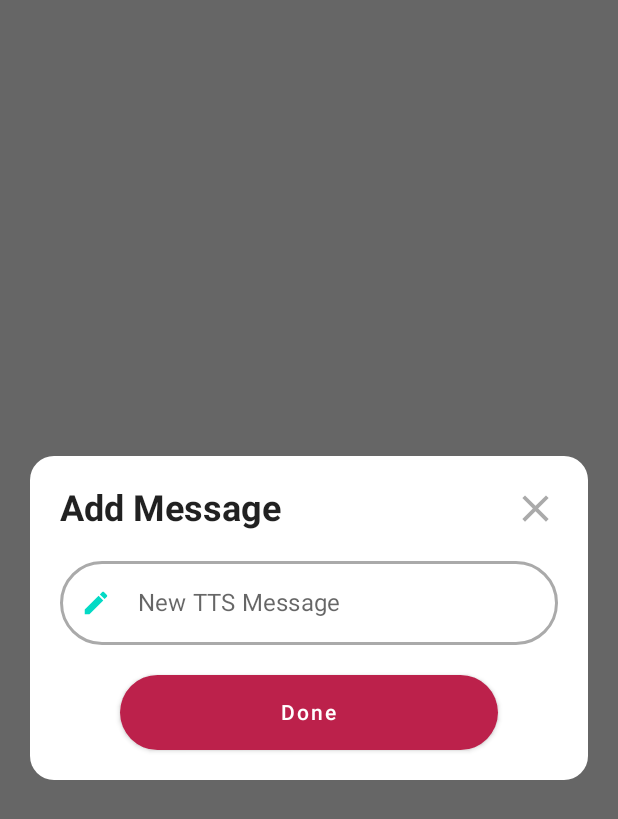
After one commit to danielbWork/TTSList, an Android app built with Jetpack Compose: the composable AddMessageDialog shown on its own in the app's theme, on a phone screen of 412 x 824 dp. The commit adds this screen. Shown: the top 819 px of the screen. Run offline under Robolectric (Android 15) with nearby library versions, the phone set to English and light mode, and no system bars.

Commit message:
Added Message Adding

```diff
--- a/app/build.gradle
+++ b/app/build.gradle
@@ -56,6 +56,7 @@ dependencies {
     implementation 'androidx.lifecycle:lifecycle-viewmodel-ktx:2.5.1'
     implementation 'androidx.activity:activity-compose:1.6.1'
     implementation "androidx.lifecycle:lifecycle-viewmodel-compose:2.5.1"
+    implementation "androidx.compose.runtime:runtime-livedata:$compose_ui_version"
 
 
     testImplementation 'junit:junit:4.13.2'
--- a/app/src/main/java/com/compose/ttslist/TTSViewModel.kt
+++ b/app/src/main/java/com/compose/ttslist/TTSViewModel.kt
@@ -2,8 +2,10 @@ package com.compose.ttslist
 
 import android.content.Context
 import android.speech.tts.TextToSpeech
+import androidx.compose.runtime.MutableState
 import androidx.compose.runtime.mutableStateOf
 import androidx.compose.runtime.remember
+import androidx.compose.runtime.toMutableStateList
 import androidx.compose.ui.text.input.TextFieldValue
 import androidx.lifecycle.ViewModel
 import java.util.Locale
@@ -12,6 +14,12 @@ import java.util.Locale
  * View model handling all the tts stuff
  */
 class TTSViewModel: ViewModel() {
+
+	val textState = mutableStateOf(TextFieldValue(""))
+	val textList = mutableListOf("a", "sadnjisdansjad asmkdasd asmidomsado sdad",
+			"bob says hi").toMutableStateList()
+
+	val isAddDialogOpen = mutableStateOf(false)
 
 	private  var  textToSpeech:TextToSpeech? = null
 
--- /dev/null
+++ b/app/src/main/java/com/compose/ttslist/dialogs/AddMessageDialog.kt
@@ -0,0 +1,101 @@
+package com.compose.ttslist.dialogs
+
+import android.R
+import androidx.compose.foundation.*
+import androidx.compose.foundation.layout.*
+import androidx.compose.foundation.shape.RoundedCornerShape
+import androidx.compose.foundation.text.KeyboardOptions
+import androidx.compose.material.*
+import androidx.compose.material.icons.Icons
+import androidx.compose.material.icons.filled.Edit
+import androidx.compose.runtime.Composable
+import androidx.compose.runtime.mutableStateOf
+import androidx.compose.runtime.remember
+import androidx.compose.ui.text.input.TextFieldValue
+import androidx.compose.runtime.*
+import androidx.compose.ui.ExperimentalComposeUiApi
+import androidx.compose.ui.Modifier
+import androidx.compose.ui.focus.FocusRequester
+import androidx.compose.ui.focus.focusRequester
+import androidx.compose.ui.graphics.Color
+import androidx.compose.ui.res.colorResource
+import androidx.compose.ui.text.input.KeyboardCapitalization
+import androidx.compose.ui.text.input.KeyboardType
+import androidx.compose.ui.unit.dp
+import com.compose.ttslist.TTSViewModel
+import kotlinx.coroutines.delay
+
+/**
+ * Dialog asking user for name to add a task
+ * @param isDialogOpen Flag marking if te dialog is open or closed
+ * @param task Used to mark that user is adding a subtask
+ */
+@OptIn(ExperimentalComposeUiApi::class)
+@Composable
+fun AddMessageDialog(
+		ttsViewModel: TTSViewModel
+) {
+	var newMessage by remember { mutableStateOf(TextFieldValue("")) }
+
+	BaseDialog(title = "Add Message",ttsViewModel.isAddDialogOpen, onSubmit = {
+		if (newMessage.text.trim().isNotEmpty()) {
+
+			ttsViewModel.textList.add(newMessage.text.trim())
+		}
+	}, submitText = "Done") {
+
+		// Used to have the TextField be focused when dialog is opned
+		val focusRequester = remember { FocusRequester() }
+
+		LaunchedEffect(key1 = Unit) {
+			delay(200)
+			focusRequester.requestFocus()
+		}
+
+		TextField(
+				value = newMessage,
+				onValueChange = {
+					newMessage = it
+				},
+				modifier = Modifier
+						.fillMaxWidth()
+						.border(
+								BorderStroke(
+										width = 2.dp,
+										color = colorResource(
+												id = R.color.darker_gray
+										)
+								),
+								shape = RoundedCornerShape(50)
+						)
+						.verticalScroll(state = rememberScrollState(), enabled = true)
+						.heightIn(
+								min = 50.dp,
+								max = 100.dp
+						)
+						.focusRequester(focusRequester)
+						.wrapContentHeight(),
+				colors = TextFieldDefaults.textFieldColors(
+						backgroundColor = Color.Transparent,
+						focusedIndicatorColor = Color.Transparent,
+						unfocusedIndicatorColor = Color.Transparent
+				),
+				keyboardOptions = KeyboardOptions(
+						keyboardType = KeyboardType.Text,
+						capitalization = KeyboardCapitalization.Sentences
+				),
+				placeholder = { Text(text = "New TTS Message") },
+				leadingIcon = {
+					Icon(
+							imageVector = Icons.Filled.Edit,
+							contentDescription = "Edit icon",
+							tint = MaterialTheme.colors.secondary,
+							modifier = Modifier
+									.width(20.dp)
+									.height(20.dp)
+					)
+				},
+
+				)
+	}
+}
--- /dev/null
+++ b/app/src/main/java/com/compose/ttslist/dialogs/BaseDailog.kt
@@ -0,0 +1,133 @@
+package com.compose.ttslist.dialogs
+
+import android.R
+import androidx.compose.foundation.clickable
+import androidx.compose.foundation.layout.*
+import androidx.compose.foundation.shape.RoundedCornerShape
+import androidx.compose.material.*
+import androidx.compose.material.icons.Icons
+import androidx.compose.material.icons.filled.Close
+import androidx.compose.runtime.Composable
+import androidx.compose.runtime.MutableState
+import androidx.compose.ui.Alignment
+import androidx.compose.ui.ExperimentalComposeUiApi
+import androidx.compose.ui.Modifier
+import androidx.compose.ui.res.colorResource
+import androidx.compose.ui.text.TextStyle
+import androidx.compose.ui.text.font.FontFamily
+import androidx.compose.ui.text.font.FontWeight
+import androidx.compose.ui.unit.dp
+import androidx.compose.ui.unit.sp
+import androidx.compose.ui.window.Dialog
+import androidx.compose.ui.window.DialogProperties
+
+/**
+ * Basic dialog ui used for the app
+ *
+ * @param title The name displayed in the dialog
+ * @param isDialogOpen Whether or not the dialog should be displayed
+ * @param onDismiss Called to close the dialog, because of how tha dialog api works, this is
+ * in charge of actually closing the dialog
+ * @param onSubmit Called when the user submits the dialog
+ * @param submitText The text for the submit button
+ */
+@OptIn(ExperimentalComposeUiApi::class)
+@Composable
+fun BaseDialog(
+		title: String, isDialogOpen: MutableState<Boolean>, onDismiss: (() -> Unit)?= null, onSubmit: (() -> Unit)? = null,
+		submitText: String = "Submit", content: @Composable
+		() -> Unit
+) {
+
+
+	// usePlatformDefaultWidth is used to fix bug where text field took over screen and height
+	// stayed the same, this is on google
+	Dialog(
+			properties = DialogProperties(
+					dismissOnBackPress = true, dismissOnClickOutside =
+			false, usePlatformDefaultWidth = false
+			),
+			onDismissRequest = {
+
+				if(onDismiss !== null){
+					onDismiss()
+				}
+
+				isDialogOpen.value = false
+							   },
+	) {
+		Surface(
+				shape = RoundedCornerShape(16.dp),
+				color = MaterialTheme.colors.background,
+				modifier = Modifier.padding(horizontal = 20.dp)
+		) {
+
+			Box(
+					contentAlignment = Alignment.TopCenter
+			) {
+				Column(
+						modifier = Modifier
+								.padding(20.dp), verticalArrangement = Arrangement.Top
+				) {
+					Row(
+							modifier = Modifier.fillMaxWidth(),
+							horizontalArrangement = Arrangement.SpaceBetween,
+							verticalAlignment = Alignment.CenterVertically,
+
+							) {
+						Text(
+								text = title,
+								style = TextStyle(
+										fontSize = 24.sp,
+										fontFamily = FontFamily.Default,
+										fontWeight = FontWeight.Bold
+								)
+						)
+
+						Icon(imageVector = Icons.Filled.Close,
+								contentDescription = "Close Dialog",
+								tint = colorResource(R.color.darker_gray),
+								modifier = Modifier
+										.width(30.dp)
+										.height(30.dp)
+										//close the dialog to assign the value false when Cancel button is clicked
+										.clickable {
+											if(onDismiss !== null){
+												onDismiss()
+											}
+										})
+					}
+
+					Spacer(modifier = Modifier.height(20.dp))
+
+					content()
+
+
+						Spacer(modifier = Modifier.height(20.dp))
+						Box(modifier = Modifier.padding(40.dp, 0.dp, 40.dp, 0.dp)) {
+							Button(
+
+									shape = RoundedCornerShape(50.dp),
+									modifier = Modifier
+											.fillMaxWidth()
+											.defaultMinSize(minHeight = 50.dp),
+									onClick = {
+										if(onSubmit !== null){
+											onSubmit()
+										}
+										isDialogOpen.value = false
+									},
+							) {
+								Text(text = submitText)
+							}
+						}
+
+
+				}
+			}
+
+		}
+
+	}
+
+}
```
Also changed, not shown: app/src/main/java/com/compose/ttslist/MainActivity.kt (+40 -19 lines), app/src/main/java/com/compose/ttslist/MessageList.kt (renamed from app/src/main/java/com/compose/ttslist/TextList.kt, +14 -15 lines).
